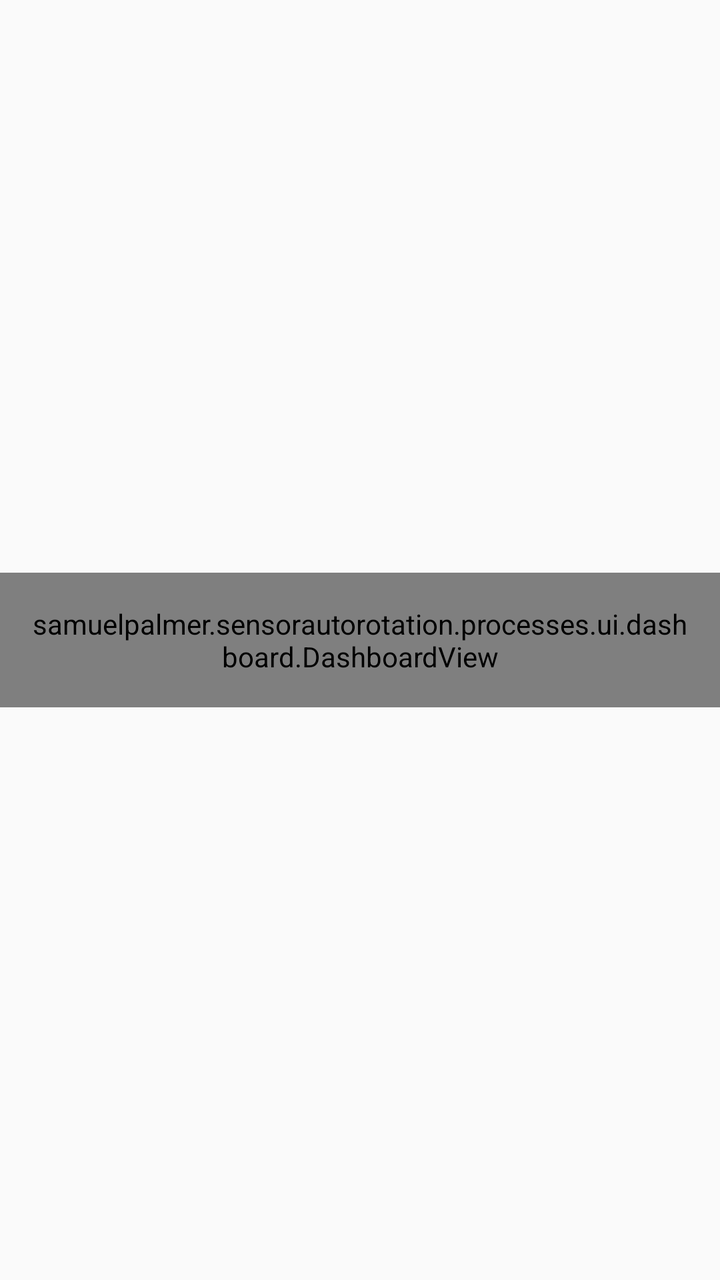
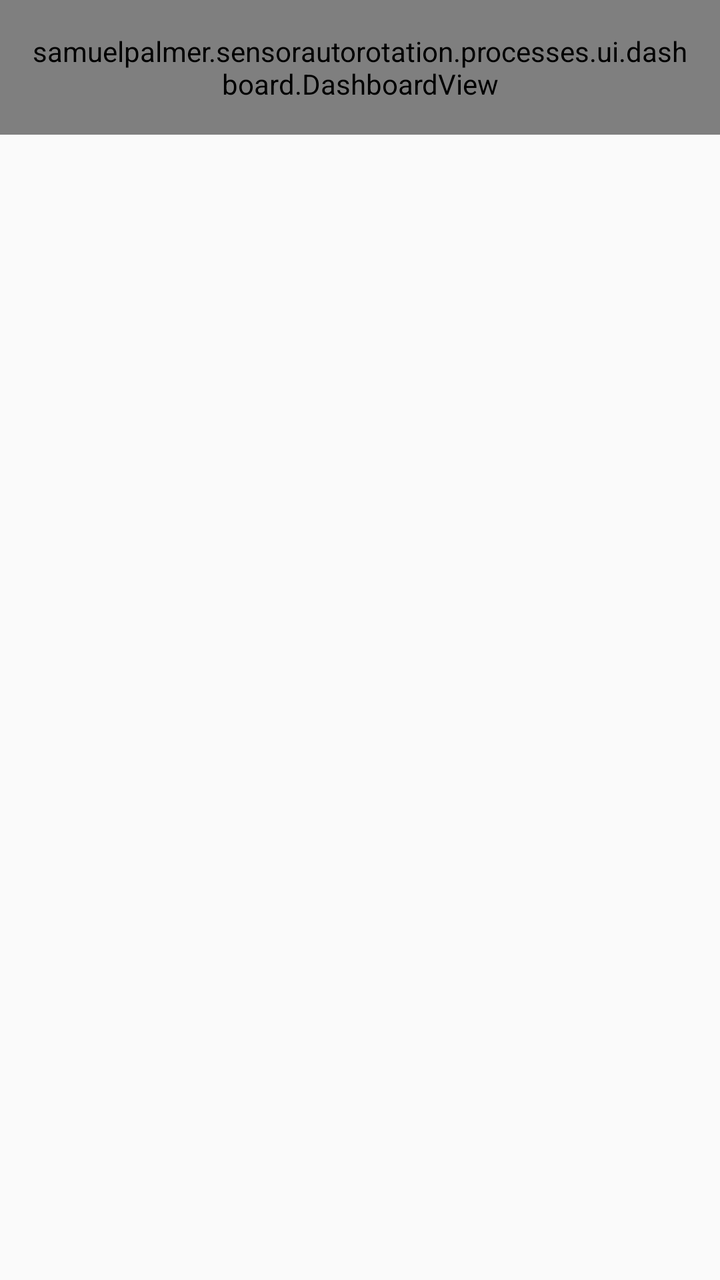

Compare the two renders of this Android layout. The source of the first and the diff that turns it into the second are given below.
<!-- AndroidManifest.xml: application theme AppTheme -->
<!-- res/layout/activity_main.xml -->
<?xml version="1.0" encoding="utf-8"?>
<android.support.v4.widget.DrawerLayout
    xmlns:android="http://schemas.android.com/apk/res/android"
    xmlns:app="http://schemas.android.com/apk/res-auto"
    xmlns:tools="http://schemas.android.com/tools"
    android:id="@+id/drawer_layout"
    android:layout_width="match_parent"
    android:layout_height="match_parent">

    <RelativeLayout
        android:layout_width="match_parent"
	    android:layout_height="0dp"
        android:layout_weight="1"
	    >

	    <ScrollView
		    android:layout_width="match_parent"
		    android:layout_height="wrap_content"
	        android:layout_centerVertical="true"
		    tools:ignore="UselessParent">

		    <samuelpalmer.sensorautorotation.processes.ui.dashboard.DashboardView
			    xmlns:custom="http://schemas.android.com/apk/res/samuelpalmer.sensorautorotation"
		        android:layout_width="match_parent"
			    android:layout_height="wrap_content"
			    android:layout_gravity="center_horizontal"
			    android:paddingLeft="@dimen/activity_horizontal_margin"
			    android:paddingRight="@dimen/activity_horizontal_margin"
			    android:paddingTop="@dimen/activity_vertical_margin"
			    android:paddingBottom="@dimen/activity_vertical_margin"
			    custom:showSettings="false"
			    />

	    </ScrollView>

    </RelativeLayout>

    <android.support.design.widget.NavigationView
        android:id="@+id/navigation"
        android:layout_width="wrap_content"
        android:layout_height="match_parent"
        android:layout_gravity="start"
        app:menu="@menu/main" />

</android.support.v4.widget.DrawerLayout>
<!-- resources referenced by this layout -->
<resources>
  <dimen name="activity_horizontal_margin">16dp</dimen>
  <dimen name="activity_vertical_margin">16dp</dimen>
  <style name="AppTheme" parent="Theme.AppCompat.Light.DarkActionBar">
  		<item name="colorPrimary">@color/primary_500</item>
  		<item name="colorPrimaryDark">@color/primary_700</item>
  		<item name="colorAccent">@color/accent_700</item>
  	</style>
  <color name="primary_500">#795548</color>
  <color name="primary_700">#5D4037</color>
  <color name="accent_700">#0091EA</color>
</resources>

<!-- the commit's change to res/layout/activity_main.xml (unified diff, before → after) -->
@@ -7,10 +7,11 @@
     android:layout_width="match_parent"
     android:layout_height="match_parent">
 
-    <RelativeLayout
+    <android.support.design.widget.CoordinatorLayout
         android:layout_width="match_parent"
 	    android:layout_height="0dp"
         android:layout_weight="1"
+        android:id="@id/coordinator_layout"
 	    >
 
 	    <ScrollView
@@ -33,7 +34,7 @@
 
 	    </ScrollView>
 
-    </RelativeLayout>
+    </android.support.design.widget.CoordinatorLayout>
 
     <android.support.design.widget.NavigationView
         android:id="@+id/navigation"
